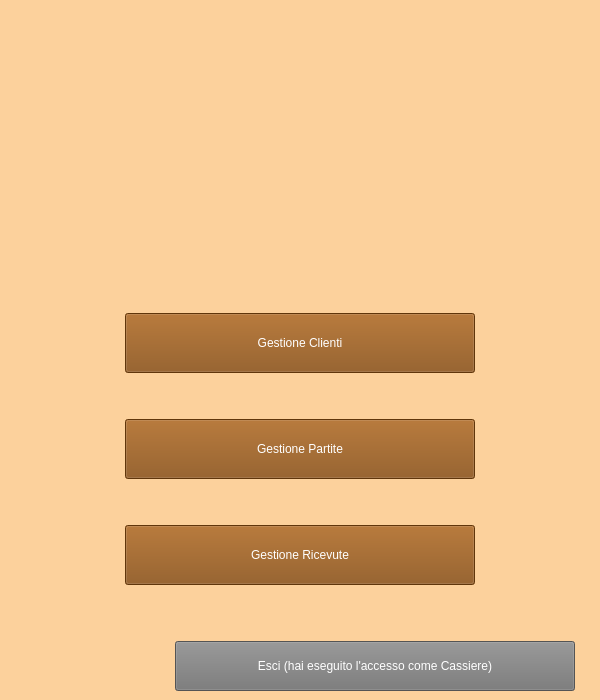
Before: the Qt Designer form Dipendente/view/cassiereMain.ui in ManuelMarrone/GestioneBowling, drawn with Qt 5.
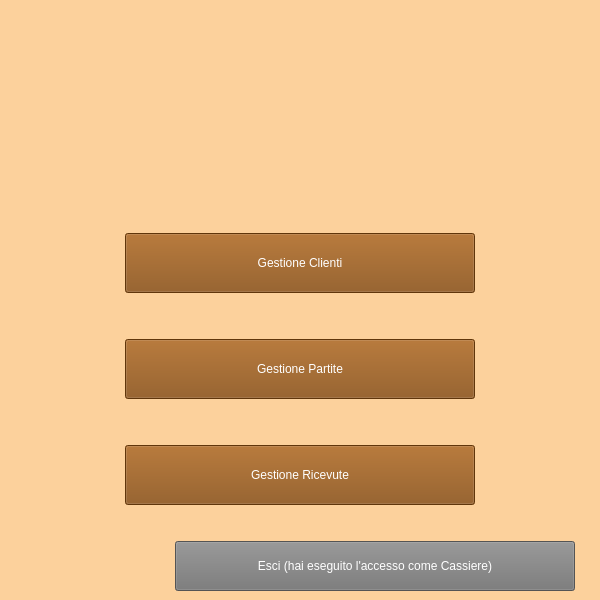
After: the same form once the commit is applied. Icons and pictures are not drawn.

```diff
--- a/Dipendente/view/cassiereMain.ui
+++ b/Dipendente/view/cassiereMain.ui
@@ -7,19 +7,19 @@
     <x>0</x>
     <y>0</y>
     <width>600</width>
-    <height>700</height>
+    <height>600</height>
    </rect>
   </property>
   <property name="minimumSize">
    <size>
     <width>600</width>
-    <height>700</height>
+    <height>600</height>
    </size>
   </property>
   <property name="maximumSize">
    <size>
     <width>600</width>
-    <height>700</height>
+    <height>600</height>
    </size>
   </property>
   <property name="windowTitle">
@@ -34,7 +34,7 @@
      <x>10</x>
      <y>10</y>
      <width>581</width>
-     <height>681</height>
+     <height>581</height>
     </rect>
    </property>
    <layout class="QVBoxLayout" name="verticalLayout">
@@ -55,12 +55,12 @@
        <enum>Qt::Vertical</enum>
       </property>
       <property name="sizeType">
-       <enum>QSizePolicy::Fixed</enum>
+       <enum>QSizePolicy::Expanding</enum>
       </property>
       <property name="sizeHint" stdset="0">
        <size>
         <width>20</width>
-        <height>200</height>
+        <height>40</height>
        </size>
       </property>
      </spacer>
@@ -190,7 +190,7 @@
       <property name="sizeHint" stdset="0">
        <size>
         <width>20</width>
-        <height>50</height>
+        <height>30</height>
        </size>
       </property>
      </spacer>
@@ -208,7 +208,7 @@
         <property name="sizeHint" stdset="0">
          <size>
           <width>150</width>
-          <height>20</height>
+          <height>10</height>
          </size>
         </property>
        </spacer>
```
Left out of the diff: 22 changed lines with no effect on the pictures.
